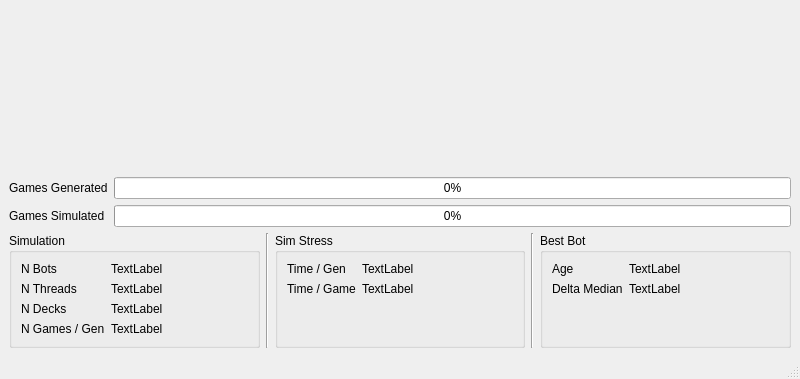
Qt form blackjackBotMainWindow.ui (Timin8er/BlackjackBot) before a commit; both pictures show x 0 to 800 and y 557 to 936 of the 800 by 936 pixel window.
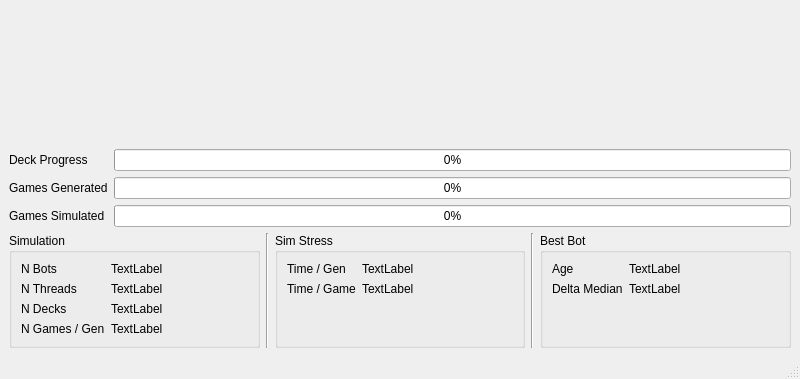
The same form after that commit.

Commit message:
New 'Deck Controller' object
the deck controller is the new authority on how cards are deals and the data surrounding their placement.

The edit to the form file:
```diff
--- a/blackjackBotMainWindow.ui
+++ b/blackjackBotMainWindow.ui
@@ -157,14 +157,14 @@
     </item>
     <item>
      <layout class="QFormLayout" name="progress_form">
-      <item row="1" column="0">
+      <item row="2" column="0">
        <widget class="QLabel" name="label">
         <property name="text">
          <string>Games Simulated</string>
         </property>
        </widget>
       </item>
-      <item row="1" column="1">
+      <item row="2" column="1">
        <widget class="QProgressBar" name="progressBar_simulated">
         <property name="maximum">
          <number>100</number>
@@ -174,14 +174,14 @@
         </property>
        </widget>
       </item>
-      <item row="0" column="0">
+      <item row="1" column="0">
        <widget class="QLabel" name="label_5">
         <property name="text">
          <string>Games Generated</string>
         </property>
        </widget>
       </item>
-      <item row="0" column="1">
+      <item row="1" column="1">
        <widget class="QProgressBar" name="progressBar_generated">
         <property name="maximum">
          <number>100</number>
@@ -191,6 +191,20 @@
         </property>
        </widget>
       </item>
+      <item row="0" column="0">
+       <widget class="QLabel" name="label_3">
+        <property name="text">
+         <string>Deck Progress</string>
+        </property>
+       </widget>
+      </item>
+      <item row="0" column="1">
+       <widget class="QProgressBar" name="progressBar_deck">
+        <property name="value">
+         <number>0</number>
+        </property>
+       </widget>
+      </item>
      </layout>
     </item>
     <item>
```
The commit also changes 4 other files.
